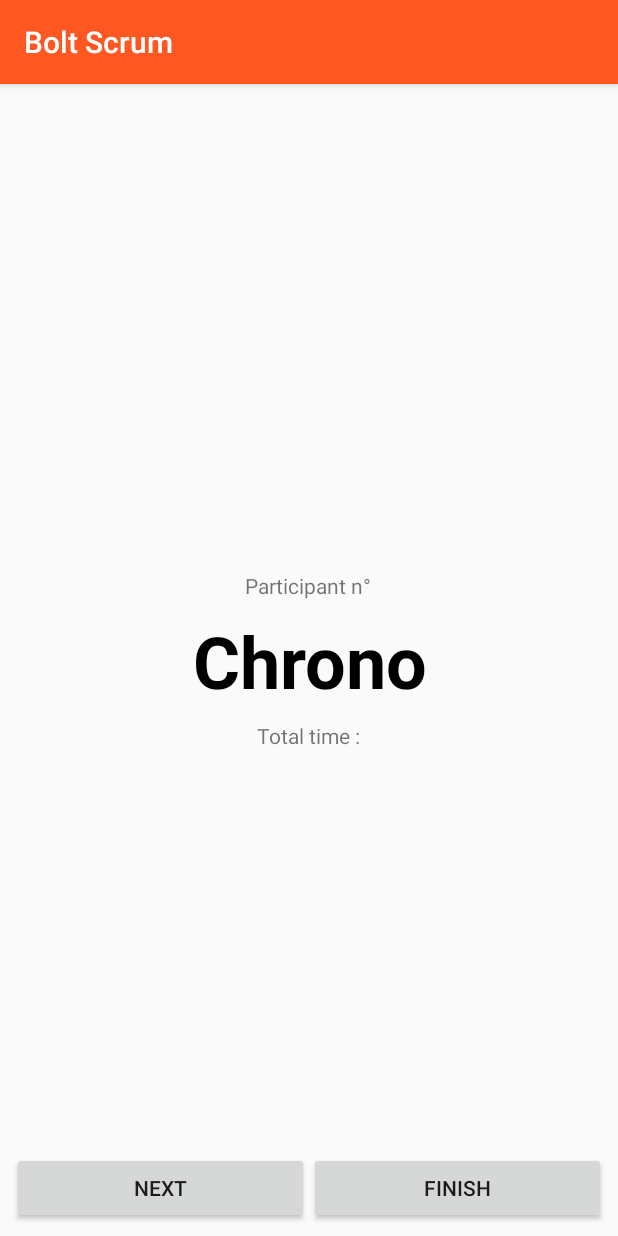
After one commit to campignon/boltscrum, an Android app: the MeetingActivity screen opened directly, with no data from a screen before it, on a phone screen of 412 x 824 dp. The commit adds this screen. Run offline under Robolectric (Android 15) with nearby library versions, the phone set to English and light mode, and no system bars.

Commit message:
Added the MeetingActivity and designed its layout

```diff
--- a/app/src/main/AndroidManifest.xml
+++ b/app/src/main/AndroidManifest.xml
@@ -18,6 +18,7 @@
                 <category android:name="android.intent.category.LAUNCHER" />
             </intent-filter>
         </activity>
+        <activity android:name=".MeetingActivity"></activity>
     </application>
 
 </manifest>
--- a/app/src/main/java/com/hexatech/boltscrum/HomeFragment.java
+++ b/app/src/main/java/com/hexatech/boltscrum/HomeFragment.java
@@ -1,6 +1,7 @@
 package com.hexatech.boltscrum;
 
 
+import android.content.Intent;
 import android.os.Bundle;
 import android.support.v4.app.Fragment;
 import android.view.LayoutInflater;
@@ -19,12 +20,23 @@ public class HomeFragment extends Fragment {
         // Required empty public constructor
     }
 
+    private View.OnClickListener mOnStartMeetingButtonClickedListener = new View.OnClickListener() {
+        @Override
+        public void onClick(View view) {
+            Intent intent = new Intent(getActivity(), MeetingActivity.class);
+            startActivity(intent);
+        }
+    };
+
     @Override
     public View onCreateView(LayoutInflater inflater, ViewGroup container,
                              Bundle savedInstanceState) {
 
         View view = inflater.inflate(R.layout.fragment_home, container, false);
 
+        Button startMeetingButton = view.findViewById(R.id.startMeetingButton);
+        startMeetingButton.setOnClickListener(mOnStartMeetingButtonClickedListener);
+
         // Inflate the layout for this fragment
         return view;
     }
--- /dev/null
+++ b/app/src/main/java/com/hexatech/boltscrum/MeetingActivity.java
@@ -0,0 +1,13 @@
+package com.hexatech.boltscrum;
+
+import android.support.v7.app.AppCompatActivity;
+import android.os.Bundle;
+
+public class MeetingActivity extends AppCompatActivity {
+
+    @Override
+    protected void onCreate(Bundle savedInstanceState) {
+        super.onCreate(savedInstanceState);
+        setContentView(R.layout.activity_meeting);
+    }
+}
--- /dev/null
+++ b/app/src/main/res/layout/activity_meeting.xml
@@ -0,0 +1,107 @@
+<?xml version="1.0" encoding="utf-8"?>
+<android.support.constraint.ConstraintLayout xmlns:android="http://schemas.android.com/apk/res/android"
+    xmlns:app="http://schemas.android.com/apk/res-auto"
+    xmlns:tools="http://schemas.android.com/tools"
+    android:layout_width="match_parent"
+    android:layout_height="match_parent"
+    tools:context="com.hexatech.boltscrum.MeetingActivity">
+
+    <LinearLayout
+        android:layout_width="match_parent"
+        android:layout_height="wrap_content"
+        android:layout_marginBottom="8dp"
+        android:layout_marginEnd="8dp"
+        android:layout_marginStart="8dp"
+        android:layout_marginTop="8dp"
+        android:orientation="vertical"
+        app:layout_constraintBottom_toBottomOf="parent"
+        app:layout_constraintEnd_toEndOf="parent"
+        app:layout_constraintStart_toStartOf="parent"
+        app:layout_constraintTop_toTopOf="parent">
+
+        <LinearLayout
+            android:layout_width="wrap_content"
+            android:layout_height="match_parent"
+            android:layout_gravity="center_horizontal"
+            android:orientation="horizontal">
+
+            <TextView
+                android:id="@+id/participantNumberLabelTextView"
+                android:layout_width="wrap_content"
+                android:layout_height="wrap_content"
+                android:layout_weight="1"
+                android:text="@string/meeting_participant_number_label" />
+
+            <TextView
+                android:id="@+id/participantNumberTextView"
+                android:layout_width="wrap_content"
+                android:layout_height="wrap_content"
+                android:layout_weight="1" />
+        </LinearLayout>
+
+        <TextView
+            android:id="@+id/chronoTextView"
+            android:layout_width="match_parent"
+            android:layout_height="wrap_content"
+            android:layout_marginBottom="8dp"
+            android:layout_marginEnd="8dp"
+            android:layout_marginStart="8dp"
+            android:layout_marginTop="8dp"
+            android:gravity="center_horizontal"
+            android:text="Chrono"
+            android:textColor="@android:color/black"
+            android:textSize="48sp"
+            android:textStyle="bold"
+            app:layout_constraintBottom_toBottomOf="@+id/linearLayout"
+            app:layout_constraintEnd_toEndOf="parent"
+            app:layout_constraintStart_toStartOf="parent"
+            app:layout_constraintTop_toTopOf="parent" />
+
+        <LinearLayout
+            android:layout_width="wrap_content"
+            android:layout_height="match_parent"
+            android:layout_gravity="center_horizontal"
+            android:orientation="horizontal">
+
+            <TextView
+                android:id="@+id/totalTimeLabelTextView"
+                android:layout_width="wrap_content"
+                android:layout_height="wrap_content"
+                android:layout_weight="1"
+                android:text="@string/meeting_total_time_label" />
+
+            <TextView
+                android:id="@+id/totalTimeTextView"
+                android:layout_width="wrap_content"
+                android:layout_height="wrap_content"
+                android:layout_weight="1" />
+        </LinearLayout>
+    </LinearLayout>
+
+    <LinearLayout
+        android:id="@+id/linearLayout"
+        android:layout_width="match_parent"
+        android:layout_height="wrap_content"
+        android:layout_marginBottom="8dp"
+        android:layout_marginEnd="8dp"
+        android:layout_marginStart="8dp"
+        android:orientation="horizontal"
+        app:layout_constraintBottom_toBottomOf="parent"
+        app:layout_constraintEnd_toEndOf="parent"
+        app:layout_constraintStart_toStartOf="parent">
+
+        <Button
+            android:id="@+id/nextParticipantButton"
+            android:layout_width="wrap_content"
+            android:layout_height="wrap_content"
+            android:layout_weight="1"
+            android:text="@string/meeting_next_participant_button" />
+
+        <Button
+            android:id="@+id/endMeetingButton"
+            android:layout_width="wrap_content"
+            android:layout_height="wrap_content"
+            android:layout_weight="1"
+            android:text="@string/meeting_end_meeting_button" />
+    </LinearLayout>
+</android.support.constraint.ConstraintLayout>
--- a/app/src/main/res/values/colors.xml
+++ b/app/src/main/res/values/colors.xml
@@ -1,6 +1,6 @@
 <?xml version="1.0" encoding="utf-8"?>
 <resources>
-    <color name="colorPrimary">#3F51B5</color>
-    <color name="colorPrimaryDark">#303F9F</color>
+    <color name="colorPrimary">#ff5722</color>
+    <color name="colorPrimaryDark">#bf360c</color>
     <color name="colorAccent">#FF4081</color>
 </resources>
--- a/app/src/main/res/values/strings.xml
+++ b/app/src/main/res/values/strings.xml
@@ -5,18 +5,24 @@
     <string name="title_team">Team</string>
     <string name="title_parameters">Parameters</string>
 
-    <!-- TODO: Remove or change this placeholder text -->
+    <!-- Strings for the Home fragment -->
     <string name="home_message">Click the <b>START MEETING</b> button to start the meeting !</string>
     <string name="home_start_meeting_button">Start Meeting</string>
 
-    <!-- TODO: Remove or change this placeholder text -->
+    <!-- Strings for the lottery fragment -->
     <string name="lottery_message">Click the <b>LOTTERY</b> button to select a random first participant !</string>
     <string name="lottery_button">Lottery</string>
 
-    <!-- TODO: Remove or change this placeholder text -->
+    <!-- Strings for the Team fragment -->
     <string name="team_add_member_button">Add new member</string>
 
-    <!-- TODO: Remove or change this placeholder text -->
+    <!-- Strings for the Parameters fragment -->
     <string name="parameters_fragment_message">Welcome on the Parameters Page !</string>
 
+    <!-- Strings for the Meeting activity -->
+    <string name="meeting_next_participant_button">Next</string>
+    <string name="meeting_end_meeting_button">Finish</string>
+    <string name="meeting_total_time_label">Total time : </string>
+    <string name="meeting_participant_number_label">Participant n°</string>
+
 </resources>
```
